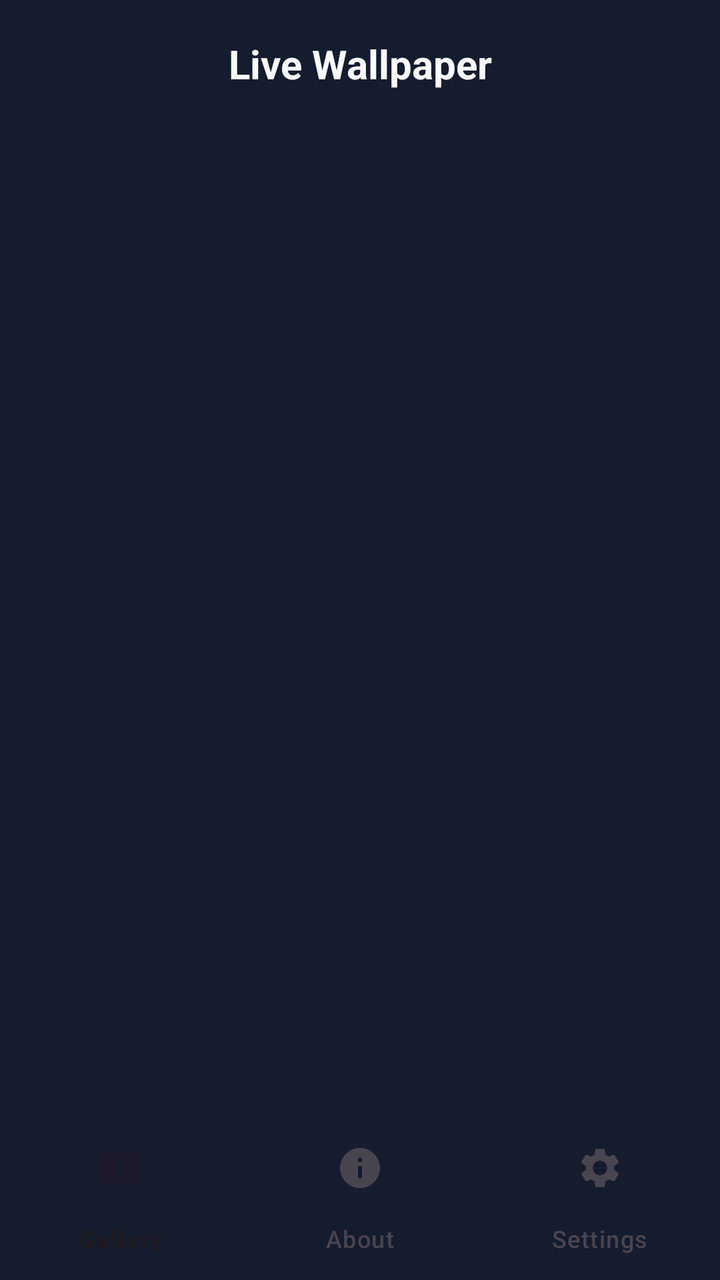
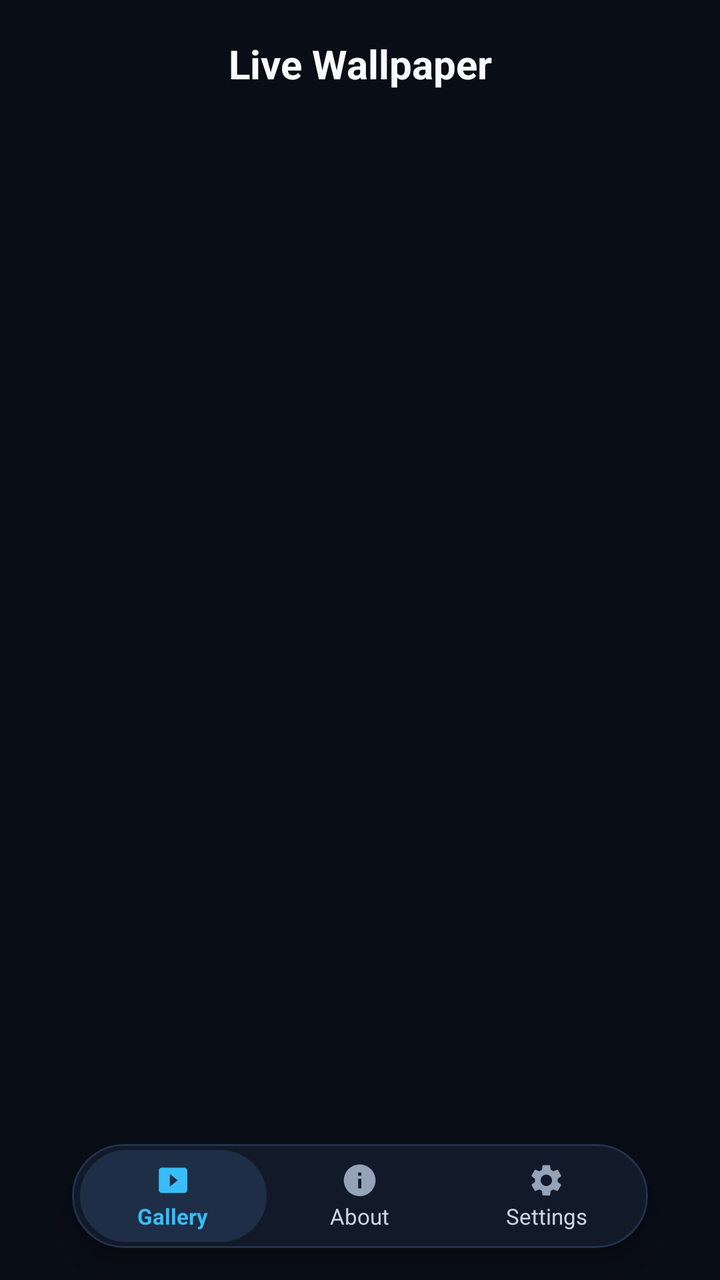

The first picture is an Android layout as it rendered before a commit; the second is the same layout after the commit. The layout source and the unified diff follow.
<!-- AndroidManifest.xml: activity theme Theme.MyApplication -->
<!-- res/layout/activity_main.xml -->
<?xml version="1.0" encoding="utf-8"?>
<androidx.constraintlayout.widget.ConstraintLayout xmlns:android="http://schemas.android.com/apk/res/android"
    xmlns:app="http://schemas.android.com/apk/res-auto"
    xmlns:tools="http://schemas.android.com/tools"
    android:layout_width="match_parent"
    android:layout_height="match_parent"
    android:background="@color/colorSurface"
    android:fitsSystemWindows="true"
    tools:context=".MainActivity">

    
    <FrameLayout
        android:id="@+id/fragment_container"
        android:layout_width="0dp"
        android:layout_height="0dp"
        app:layout_constraintTop_toTopOf="parent"
        app:layout_constraintBottom_toBottomOf="parent"
        app:layout_constraintLeft_toLeftOf="parent"
        app:layout_constraintRight_toRightOf="parent" />

    
    <com.google.android.material.appbar.MaterialToolbar
        android:id="@+id/toolbar"
        android:layout_width="0dp"
        android:layout_height="?attr/actionBarSize"
        android:background="@color/colorSurface"
        android:elevation="0dp"
        app:titleCentered="true"
        app:title="@string/app_name"
        app:titleTextColor="@color/colorTextPrimary"
        app:titleTextAppearance="@style/ToolbarTitleTextAppearance"
        app:layout_constraintTop_toTopOf="parent"
        app:layout_constraintLeft_toLeftOf="parent"
        app:layout_constraintRight_toRightOf="parent"/>

    
    <com.google.android.material.bottomnavigation.BottomNavigationView
        android:id="@+id/bottom_navigation"
        android:layout_width="0dp"
        android:layout_height="wrap_content"
        android:background="@color/colorSurface"
        app:backgroundTint="@color/colorSurface"
        app:elevation="0dp"
        app:labelVisibilityMode="labeled"
        app:menu="@menu/bottom_nav_menu"
        app:layout_constraintBottom_toBottomOf="parent"
        app:layout_constraintLeft_toLeftOf="parent"
        app:layout_constraintRight_toRightOf="parent"/>

</androidx.constraintlayout.widget.ConstraintLayout>
<!-- resources referenced by this layout -->
<resources>
  <color name="colorSurface">#141C2E</color>
  <color name="colorTextPrimary">#F8FAFC</color>
  <string name="app_name">Live Wallpaper</string>
  <style name="ToolbarTitleTextAppearance" parent="TextAppearance.Material3.TitleLarge">
          <item name="android:textStyle">bold</item>
          <item name="android:fontFamily">sans-serif</item>
          <item name="android:textSize">20sp</item>
          <item name="android:textColor">@color/colorTextPrimary</item>
      </style>
  <color name="primary">#818CF8</color>
  <color name="colorSecondary">#34D399</color>
  <color name="colorBackground">#090D16</color>
  <color name="ripple_color">#30818CF8</color>
  <!-- unchanged entries left out for length: 1 -->
</resources>

<!-- the commit's change to res/layout/activity_main.xml (unified diff, before → after) -->
@@ -4,7 +4,7 @@
     xmlns:tools="http://schemas.android.com/tools"
     android:layout_width="match_parent"
     android:layout_height="match_parent"
-    android:background="@color/colorSurface"
+    android:background="@color/colorBackground"
     android:fitsSystemWindows="true"
     tools:context=".MainActivity">
 
@@ -23,7 +23,7 @@
         android:id="@+id/toolbar"
         android:layout_width="0dp"
         android:layout_height="?attr/actionBarSize"
-        android:background="@color/colorSurface"
+        android:background="@color/colorBackground"
         android:elevation="0dp"
         app:titleCentered="true"
         app:title="@string/app_name"
@@ -34,17 +34,147 @@
         app:layout_constraintRight_toRightOf="parent"/>
 
     
-    <com.google.android.material.bottomnavigation.BottomNavigationView
-        android:id="@+id/bottom_navigation"
+    <com.google.android.material.card.MaterialCardView
+        android:id="@+id/card_floating_navigation"
         android:layout_width="0dp"
-        android:layout_height="wrap_content"
-        android:background="@color/colorSurface"
-        app:backgroundTint="@color/colorSurface"
-        app:elevation="0dp"
-        app:labelVisibilityMode="labeled"
-        app:menu="@menu/bottom_nav_menu"
+        android:layout_height="52dp"
+        android:layout_marginBottom="16dp"
+        android:layout_marginStart="36dp"
+        android:layout_marginEnd="36dp"
+        app:layout_constraintWidth_max="290dp"
+        app:cardCornerRadius="26dp"
+        app:cardElevation="10dp"
+        app:strokeWidth="1dp"
+        app:strokeColor="@color/nav_bar_border"
+        app:cardBackgroundColor="@color/nav_bar_bg"
         app:layout_constraintBottom_toBottomOf="parent"
         app:layout_constraintLeft_toLeftOf="parent"
-        app:layout_constraintRight_toRightOf="parent"/>
+        app:layout_constraintRight_toRightOf="parent">
+
+        <LinearLayout
+            android:layout_width="match_parent"
+            android:layout_height="match_parent"
+            android:orientation="horizontal"
+            android:gravity="center_vertical"
+            android:paddingHorizontal="4dp"
+            android:paddingVertical="3dp">
+
+            
+            <FrameLayout
+                android:id="@+id/nav_item_gallery"
+                android:layout_width="0dp"
+                android:layout_height="match_parent"
+                android:layout_weight="1"
+                android:background="@drawable/bg_nav_active_pill"
+                android:clickable="true"
+                android:focusable="true"
+                android:foreground="@drawable/bg_nav_item_ripple">
+
+                <LinearLayout
+                    android:layout_width="wrap_content"
+                    android:layout_height="wrap_content"
+                    android:layout_gravity="center"
+                    android:gravity="center"
+                    android:orientation="vertical">
+
+                    <ImageView
+                        android:id="@+id/iv_nav_gallery"
+                        android:layout_width="19dp"
+                        android:layout_height="19dp"
+                        android:src="@drawable/ic_gallery"
+                        app:tint="@color/nav_active_tint"
+                        android:contentDescription="@string/tab_gallery" />
+
+                    <TextView
+                        android:id="@+id/tv_nav_gallery"
+                        android:layout_width="wrap_content"
+                        android:layout_height="wrap_content"
+                        android:layout_marginTop="1dp"
+                        android:text="@string/tab_gallery"
+                        android:textColor="@color/nav_active_tint"
+                        android:textSize="11sp"
+                        android:textStyle="bold"
+                        android:maxLines="1" />
+                </LinearLayout>
+            </FrameLayout>
+
+            
+            <FrameLayout
+                android:id="@+id/nav_item_about"
+                android:layout_width="0dp"
+                android:layout_height="match_parent"
+                android:layout_weight="1"
+                android:clickable="true"
+                android:focusable="true"
+                android:foreground="@drawable/bg_nav_item_ripple">
+
+                <LinearLayout
+                    android:layout_width="wrap_content"
+                    android:layout_height="wrap_content"
+                    android:layout_gravity="center"
+                    android:gravity="center"
+                    android:orientation="vertical">
+
+                    <ImageView
+                        android:id="@+id/iv_nav_about"
+                        android:layout_width="19dp"
+                        android:layout_height="19dp"
+                        android:src="@drawable/ic_about"
+                        app:tint="@color/nav_inactive_tint"
+                        android:contentDescription="@string/tab_about" />
+
+                    <TextView
+                        android:id="@+id/tv_nav_about"
+                        android:layout_width="wrap_content"
+                        android:layout_height="wrap_content"
+                        android:layout_marginTop="1dp"
+                        android:text="@string/tab_about"
+                        android:textColor="@color/nav_inactive_text"
+                        android:textSize="11sp"
+                        android:textStyle="normal"
+                        android:maxLines="1" />
+                </LinearLayout>
+            </FrameLayout>
+
+            
+            <FrameLayout
+                android:id="@+id/nav_item_settings"
+                android:layout_width="0dp"
+                android:layout_height="match_parent"
+                android:layout_weight="1"
+                android:clickable="true"
+                android:focusable="true"
+                android:foreground="@drawable/bg_nav_item_ripple">
+
+                <LinearLayout
+                    android:layout_width="wrap_content"
+                    android:layout_height="wrap_content"
+                    android:layout_gravity="center"
+                    android:gravity="center"
+                    android:orientation="vertical">
+
+                    <ImageView
+                        android:id="@+id/iv_nav_settings"
+                        android:layout_width="19dp"
+                        android:layout_height="19dp"
+                        android:src="@drawable/ic_settings"
+                        app:tint="@color/nav_inactive_tint"
+                        android:contentDescription="@string/tab_settings" />
+
+                    <TextView
+                        android:id="@+id/tv_nav_settings"
+                        android:layout_width="wrap_content"
+                        android:layout_height="wrap_content"
+                        android:layout_marginTop="1dp"
+                        android:text="@string/tab_settings"
+                        android:textColor="@color/nav_inactive_text"
+                        android:textSize="11sp"
+                        android:textStyle="normal"
+                        android:maxLines="1" />
+                </LinearLayout>
+            </FrameLayout>
+
+        </LinearLayout>
+    </com.google.android.material.card.MaterialCardView>
 
 </androidx.constraintlayout.widget.ConstraintLayout>
<!-- resource entries referenced after the edit -->
@@ -2,17 +2,75 @@
 <resources>
   <color name="colorSurface">#141C2E</color>
   <color name="colorTextPrimary">#F8FAFC</color>
+  <color name="nav_active_tint">#38BDF8</color>
+  <color name="nav_bar_bg">#121A2A</color>
+  <color name="nav_bar_border">#22324C</color>
+  <color name="nav_inactive_text">#CBD5E1</color>
+  <color name="nav_inactive_tint">#94A3B8</color>
+  <!-- drawable bg_nav_active_pill (drawable) -->
+  <?xml version="1.0" encoding="utf-8"?>
+  <shape xmlns:android="http://schemas.android.com/apk/res/android"
+      android:shape="rectangle">
+      <solid android:color="@color/nav_active_pill" />
+      <corners android:radius="24dp" />
+  </shape>
+  <!-- drawable bg_nav_item_ripple (drawable) -->
+  <?xml version="1.0" encoding="utf-8"?>
+  <ripple xmlns:android="http://schemas.android.com/apk/res/android"
+      android:color="@color/ripple_color">
+      <item android:id="@android:id/mask">
+          <shape android:shape="rectangle">
+              <corners android:radius="24dp" />
+              <solid android:color="@color/white" />
+          </shape>
+      </item>
+  </ripple>
+  <!-- drawable ic_about (drawable) -->
+  <vector xmlns:android="http://schemas.android.com/apk/res/android"
+      android:width="24dp"
+      android:height="24dp"
+      android:viewportWidth="24"
+      android:viewportHeight="24">
+      <path
+          android:fillColor="#FFFFFFFF"
+          android:pathData="M12,2C6.48,2,2,6.48,2,12s4.48,10,10,10,10,-4.48,10,-10S17.52,2,12,2z M13,17h-2v-6h2V17z M13,9h-2V7h2V9z"/>
+  </vector>
+  <!-- drawable ic_gallery (drawable) -->
+  <vector xmlns:android="http://schemas.android.com/apk/res/android"
+      android:width="24dp"
+      android:height="24dp"
+      android:viewportWidth="24"
+      android:viewportHeight="24">
+      <path
+          android:fillColor="#FFFFFFFF"
+          android:pathData="M19,4H5C3.9,4,3,4.9,3,6v12c0,1.1,0.9,2,2,2h14c1.1,0,2,-0.9,2,-2V6C21,4.9,20.1,4,19,4z M10,16V8l5,4L10,16z"/>
+  </vector>
+  <!-- drawable ic_settings (drawable) -->
+  <vector xmlns:android="http://schemas.android.com/apk/res/android"
+      android:width="24dp"
+      android:height="24dp"
+      android:viewportWidth="24"
+      android:viewportHeight="24">
+      <path
+          android:fillColor="#FFFFFFFF"
+          android:pathData="M19.14,12.94c0.04,-0.3 0.06,-0.61 0.06,-0.94c0,-0.32 -0.02,-0.64 -0.07,-0.94l2.03,-1.58c0.18,-0.14 0.23,-0.41 0.12,-0.61l-1.92,-3.32c-0.12,-0.22 -0.37,-0.29 -0.59,-0.22l-2.39,0.96c-0.5,-0.38 -1.03,-0.7 -1.62,-0.94L14.4,2.81c-0.04,-0.24 -0.24,-0.41 -0.48,-0.41h-3.84c-0.24,0 -0.43,0.17 -0.47,0.41L9.25,5.35C8.66,5.59 8.13,5.91 7.63,6.29L5.24,5.33c-0.22,-0.08 -0.47,0 -0.59,0.22L2.74,8.87C2.62,9.08 2.66,9.34 2.86,9.48l2.03,1.58C4.84,11.36 4.8,11.69 4.8,12s0.02,0.64 0.07,0.94l-2.03,1.58c-0.18,0.14 -0.23,0.41 -0.12,0.61l1.92,3.32c0.12,0.22 0.37,0.29 0.59,0.22l2.39,-0.96c0.5,0.38 1.03,0.7 1.62,0.94l0.36,2.54c0.05,0.24 0.24,0.41 0.48,0.41h3.84c0.24,0 0.44,-0.17 0.47,-0.41l0.36,-2.54c0.59,-0.24 1.13,-0.56 1.62,-0.94l2.39,0.96c0.22,0.08 0.47,0 0.59,-0.22l1.92,-3.32c0.12,-0.22 0.07,-0.47 -0.12,-0.61L19.14,12.94z M12,15.6c-1.98,0 -3.6,-1.62 -3.6,-3.6s1.62,-3.6 3.6,-3.6s3.6,1.62 3.6,3.6S13.98,15.6 12,15.6z"/>
+  </vector>
   <string name="app_name">Live Wallpaper</string>
+  <string name="tab_about">About</string>
+  <string name="tab_gallery">Gallery</string>
+  <string name="tab_settings">Settings</string>
   <style name="ToolbarTitleTextAppearance" parent="TextAppearance.Material3.TitleLarge">
           <item name="android:textStyle">bold</item>
           <item name="android:fontFamily">sans-serif</item>
           <item name="android:textSize">20sp</item>
           <item name="android:textColor">@color/colorTextPrimary</item>
       </style>
+  <color name="nav_active_pill">#1E2E46</color>
   <color name="primary">#818CF8</color>
   <color name="colorSecondary">#34D399</color>
   <color name="colorBackground">#090D16</color>
-  <color name="ripple_color">#30818CF8</color>
+  <color name="ripple_color">#3038BDF8</color>
+  <color name="white">#FFFFFFFF</color>
   <!-- unchanged entries left out for length: 1 -->
 </resources>
 
